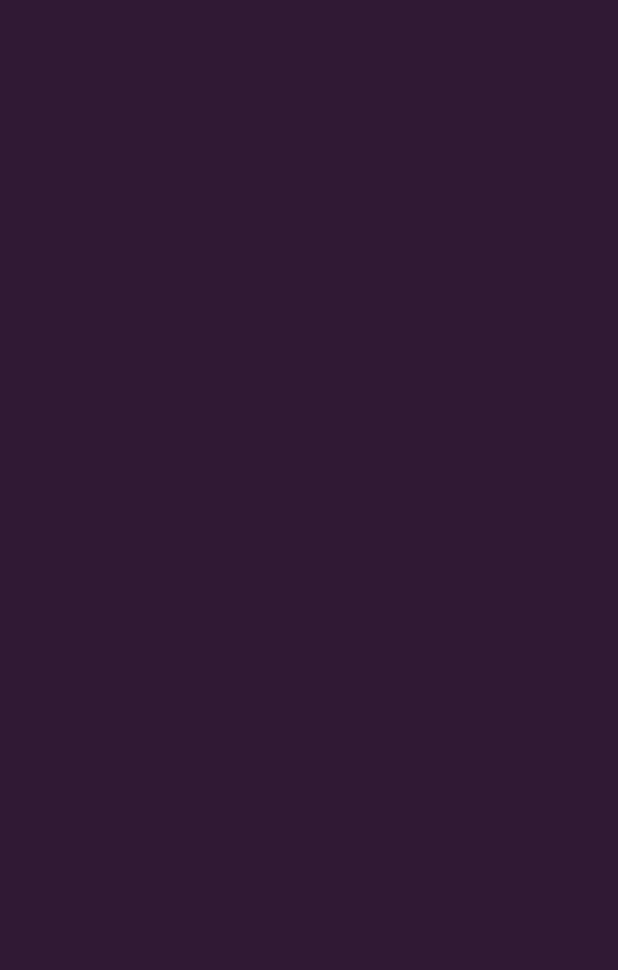
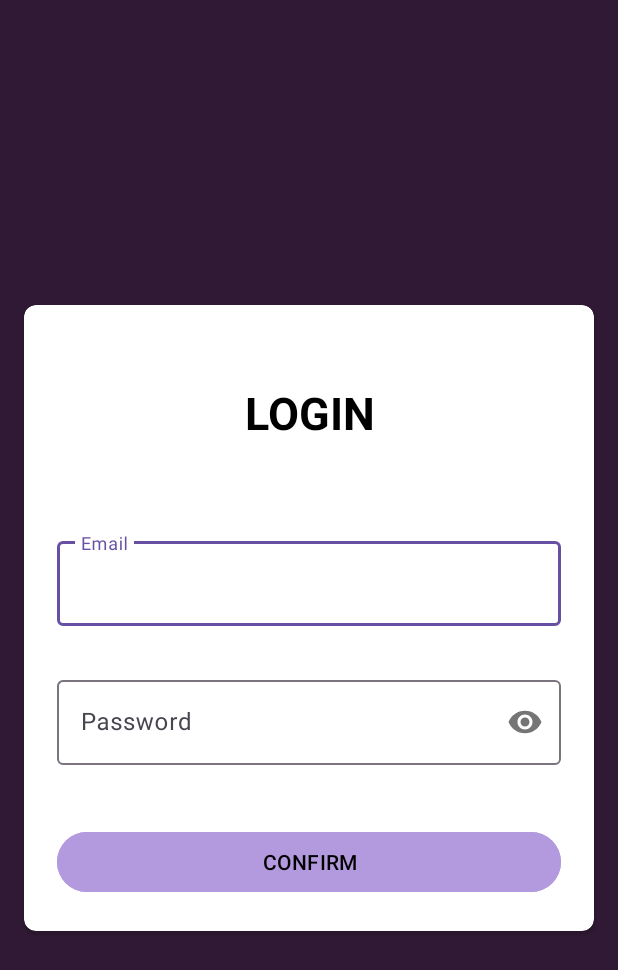
Before and after one commit to amirzach/StressGuru, an Android app: the LoginActivity screen opened directly, with no data from a screen before it, on a phone screen of 412 x 824 dp. Before the commit the part shown is empty. Shown: the top 970 px of the screen. Run offline under Robolectric (Android 15) with nearby library versions, the phone set to English and light mode, and no system bars.

Commit message:
Improved the login page

```diff
--- a/app/src/main/java/com/example/stress_guru/LoginActivity.java
+++ b/app/src/main/java/com/example/stress_guru/LoginActivity.java
@@ -1,6 +1,11 @@
 package com.example.stress_guru;
 
 import android.os.Bundle;
+import android.view.View;
+import android.widget.TextView;
+import android.util.Patterns;
+import android.widget.Toast;
+import android.widget.Button;
 
 import androidx.activity.EdgeToEdge;
 import androidx.appcompat.app.AppCompatActivity;
@@ -8,17 +13,67 @@ import androidx.core.graphics.Insets;
 import androidx.core.view.ViewCompat;
 import androidx.core.view.WindowInsetsCompat;
 
+import com.google.android.material.textfield.TextInputLayout;
+
+import java.util.regex.Pattern;
+
 public class LoginActivity extends AppCompatActivity {
 
+    TextInputLayout textInputEmail, textInputPassword;
+    Button confirmBtn;
+
+    private static final Pattern PASSWORD_PATTERN=
+            Pattern.compile("^"+"(?=.*[0-9])"+"(?=.*[a-zA-Z])"+"(?=\\S+$)"+".{6,}"+"$");
     @Override
     protected void onCreate(Bundle savedInstanceState) {
         super.onCreate(savedInstanceState);
-        EdgeToEdge.enable(this);
         setContentView(R.layout.activity_login);
-        ViewCompat.setOnApplyWindowInsetsListener(findViewById(R.id.main), (v, insets) -> {
-            Insets systemBars = insets.getInsets(WindowInsetsCompat.Type.systemBars());
-            v.setPadding(systemBars.left, systemBars.top, systemBars.right, systemBars.bottom);
-            return insets;
+
+        textInputEmail=findViewById(R.id.input_email);
+        textInputPassword=findViewById(R.id.input_password);
+        confirmBtn=findViewById(R.id.confirm_button);
+
+        confirmBtn.setOnClickListener(new View.OnClickListener() {
+            @Override
+            public void onClick(View v) {
+                if(!validateEmail() | !validatePassword()){
+                    return;
+                }
+
+                String email=textInputEmail.getEditText().getText().toString();
+                String password = textInputPassword.getEditText().getText().toString();
+                Toast.makeText(LoginActivity.this, "Email:"+email+"\n"+"Password:"+password,
+                        Toast.LENGTH_LONG);
+            }
         });
     }
+    private boolean validateEmail(){
+        String emailInput=textInputEmail.getEditText().getText().toString().trim();
+
+        if(emailInput.isEmpty()){
+            textInputEmail.setError("Failed. Email cannot be empty");
+            return false;
+        } else if(!Patterns.EMAIL_ADDRESS.matcher(emailInput).matches()){
+            textInputEmail.setError("Please enter a valid email address");
+            return false;
+        }else{
+            textInputEmail.setError(null);
+            return true;
+        }
+    }
+
+    private boolean validatePassword(){
+        String passwordInput=textInputPassword.getEditText().getText().toString().trim();
+
+        if(passwordInput.isEmpty()){
+            textInputPassword.setError("Failed. Password cannot be empty");
+            return false;
+        } else if(!PASSWORD_PATTERN.matcher(passwordInput).matches()){
+            textInputPassword.setError("Password is weak");
+            return false;
+        }else{
+            textInputPassword.setError(null);
+            return true;
+        }
+    }
 }
--- a/app/src/main/res/layout/activity_login.xml
+++ b/app/src/main/res/layout/activity_login.xml
@@ -1,5 +1,6 @@
 <?xml version="1.0" encoding="utf-8"?>
 <LinearLayout xmlns:android="http://schemas.android.com/apk/res/android"
+    xmlns:app="http://schemas.android.com/apk/res-auto"
     xmlns:tools="http://schemas.android.com/tools"
     android:id="@+id/main"
     android:layout_width="match_parent"
@@ -7,8 +8,78 @@
     android:orientation="vertical"
     android:layout_gravity="center"
     android:gravity="center_vertical"
-    android:padding="16dp"
+    android:padding="10dp"
     android:background="#301934"
     tools:context=".MainActivity">
 
+    <androidx.cardview.widget.CardView
+        android:layout_width="match_parent"
+        android:layout_height="wrap_content"
+        app:cardCornerRadius="8dp"
+        app:contentPadding="6dp"
+        android:layout_margin="6dp"
+        >
+        <LinearLayout
+        android:layout_width="match_parent"
+        android:layout_height="wrap_content"
+        android:orientation="vertical"
+        android:padding="16dp"
+        >
+
+            <TextView
+                android:id="@+id/Login"
+                android:layout_width="300dp"
+                android:layout_height="100dp"
+                android:text="@string/loginPage"
+                android:textStyle="bold"
+                android:textColor="#000000"
+                android:textSize="30sp"
+                android:textAllCaps="true"
+                android:layout_gravity="center"
+                android:gravity="center"
+                />
+
+            <com.google.android.material.textfield.TextInputLayout
+                android:id="@+id/input_email"
+                android:layout_width="match_parent"
+                android:layout_height="wrap_content"
+                app:errorEnabled="true"
+                android:layout_marginTop="30dp">
+
+                <com.google.android.material.textfield.TextInputEditText
+                    android:layout_width="match_parent"
+                    android:layout_height="wrap_content"
+                    android:hint="@string/Email_Login_Text"
+                    android:inputType="textEmailAddress"
+                    />
+                </com.google.android.material.textfield.TextInputLayout>
+
+            <com.google.android.material.textfield.TextInputLayout
+                android:id="@+id/input_password"
+                android:layout_width="match_parent"
+                android:layout_height="wrap_content"
+                app:passwordToggleEnabled="true"
+                app:errorEnabled="true"
+                android:layout_marginTop="10dp"
+                >
+                <com.google.android.material.textfield.TextInputEditText
+                    android:layout_width="match_parent"
+                    android:layout_height="wrap_content"
+                    android:hint="@string/Password_Text_Login"
+                    android:inputType="textPassword"
+                    />
+            </com.google.android.material.textfield.TextInputLayout>
+            <Button
+                android:id="@+id/confirm_button"
+                android:layout_width="match_parent"
+                android:layout_height="wrap_content"
+                android:text="@string/confirm_login"
+                android:layout_marginTop="20dp"
+                android:layout_gravity="center"
+                android:backgroundTint="#B399DD"
+                android:textColor="#000000"
+                android:textAllCaps="true"
+                />
+        </LinearLayout>
+    </androidx.cardview.widget.CardView>
 </LinearLayout>
--- a/app/src/main/res/values/strings.xml
+++ b/app/src/main/res/values/strings.xml
@@ -47,4 +47,8 @@
     <string name="title">Stress Guru</string>
     <string name="greeting">Always there for you</string>
     <string name="logo">The logo of the application itself</string>
+    <string name="loginPage">Login</string>
+    <string name="Email_Login_Text">Email</string>
+    <string name="Password_Text_Login">Password</string>
+    <string name="confirm_login">confirm</string>
 </resources>
```
